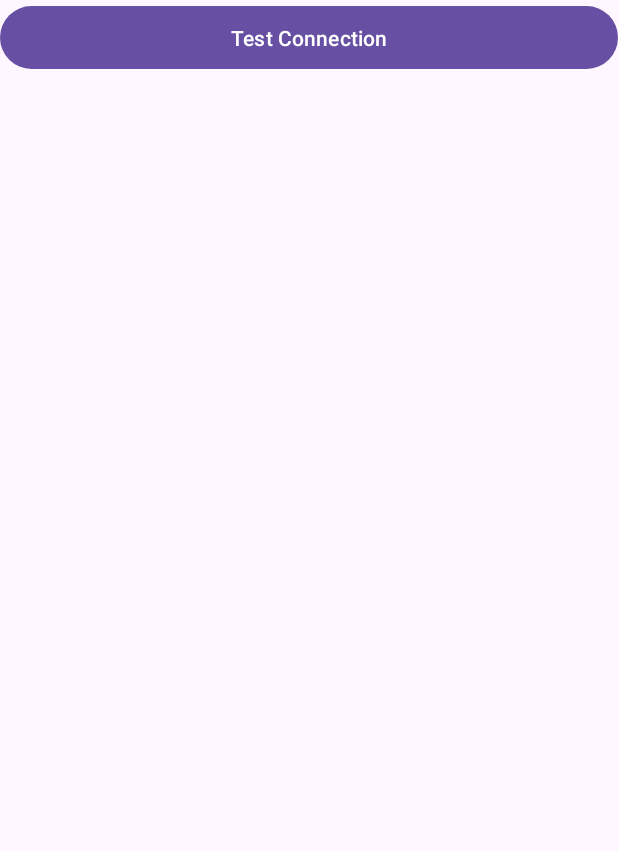
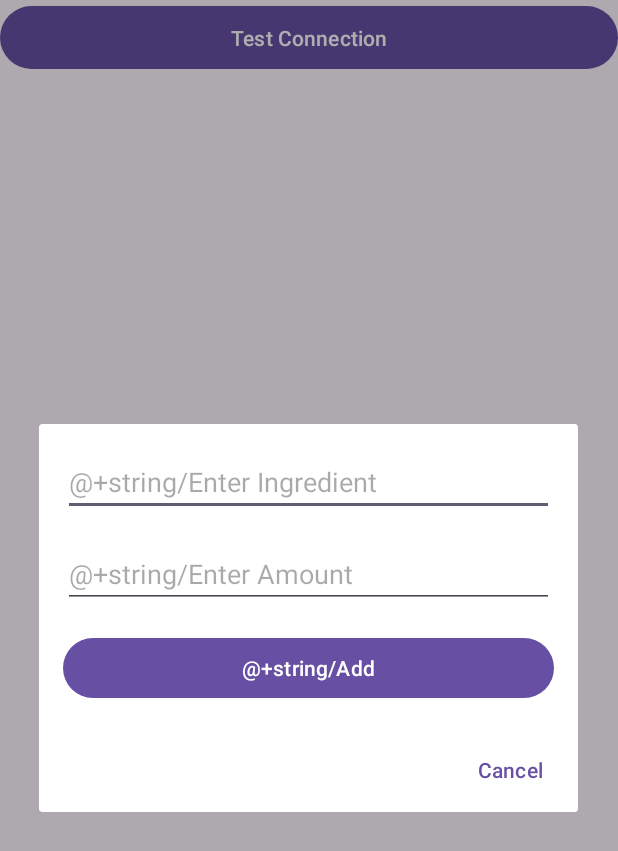
Before and after one commit to noamshmul/Hungry, an Android app: the screen it shows after launch (MainActivity), after a tap on "Test Connection", on a phone screen of 412 x 824 dp. Shown: the top 851 px of the screen. Run offline under Robolectric (Android 15) with nearby library versions, the light colour scheme and no system bars.

Commit message:
Add-Item-Pop-Up-Screen

```diff
--- a/HungryJava/app/src/main/AndroidManifest.xml
+++ b/HungryJava/app/src/main/AndroidManifest.xml
@@ -15,6 +15,9 @@
         android:theme="@style/Theme.HungryJava"
         tools:targetApi="31" >
         <activity
+            android:name=".PopupAddItem"
+            android:exported="false" />
+        <activity
             android:name=".MainActivity"
             android:exported="true" >
             <intent-filter>
--- a/HungryJava/app/src/main/java/com/example/hungryjava/MainActivity.java
+++ b/HungryJava/app/src/main/java/com/example/hungryjava/MainActivity.java
@@ -1,15 +1,11 @@
 package com.example.hungryjava;
-
 import android.os.Bundle;
-import android.util.Log;
 import android.view.View;
 import android.widget.Button;
+import androidx.activity.EdgeToEdge;
+import androidx.appcompat.app.AlertDialog;
+import androidx.appcompat.app.AppCompatActivity;
 
-import androidx.activity.EdgeToEdge;
-import androidx.appcompat.app.AppCompatActivity;
-import androidx.core.graphics.Insets;
-import androidx.core.view.ViewCompat;
-import androidx.core.view.WindowInsetsCompat;
 
 public class MainActivity extends AppCompatActivity {
     Button btnTestConnection;
@@ -25,12 +21,14 @@ public class MainActivity extends AppCompatActivity {
             return insets;
         });*/
 
-        btnTestConnection = (Button) findViewById(R.id.testButton);
+        btnTestConnection = findViewById(R.id.testButton);
         btnTestConnection.setOnClickListener(new View.OnClickListener() {
             public void onClick(View v) {
-                Log.d("Main", "User tapped the Supabutton");
-                Communication comm = new Communication();
-                comm.connect();
+                new AlertDialog.Builder(MainActivity.this)
+                        .setView(R.layout.pop_up_add_item_screen)
+                        .setCancelable(false)
+                        .setNegativeButton("Cancel", (dialog, which) -> dialog.dismiss())
+                        .show();
             }
         });
     }
--- /dev/null
+++ b/HungryJava/app/src/main/res/layout/pop_up_add_item_screen.xml
@@ -0,0 +1,33 @@
+<?xml version="1.0" encoding="utf-8"?>
+<LinearLayout xmlns:android="http://schemas.android.com/apk/res/android"
+    android:layout_width="match_parent"
+    android:layout_height="wrap_content"
+    android:orientation="vertical"
+    android:padding="16dp">
+
+    <!-- EditText for entering the ingredient name -->
+    <EditText
+        android:id="@+id/editText_ingredient"
+        android:layout_width="match_parent"
+        android:layout_height="wrap_content"
+        android:hint="@+string/Enter Ingredient"
+        android:inputType="text"
+        android:layout_marginBottom="16dp"/>
+
+    <!-- EditText for entering the amount -->
+    <EditText
+        android:id="@+id/editText_amount"
+        android:layout_width="match_parent"
+        android:layout_height="wrap_content"
+        android:hint="@+string/Enter Amount"
+        android:inputType="numberDecimal"
+        android:layout_marginBottom="16dp"/>
+
+    <!-- Add to Inventory Button -->
+    <Button
+        android:id="@+id/button_addItem"
+        android:layout_width="match_parent"
+        android:layout_height="wrap_content"
+        android:text="@+string/Add"/>
+
+</LinearLayout>
```
Also changed, not shown: HungryJava/app/src/main/java/com/example/hungryjava/PopupAddItem.java (added, +44 -0 lines).
